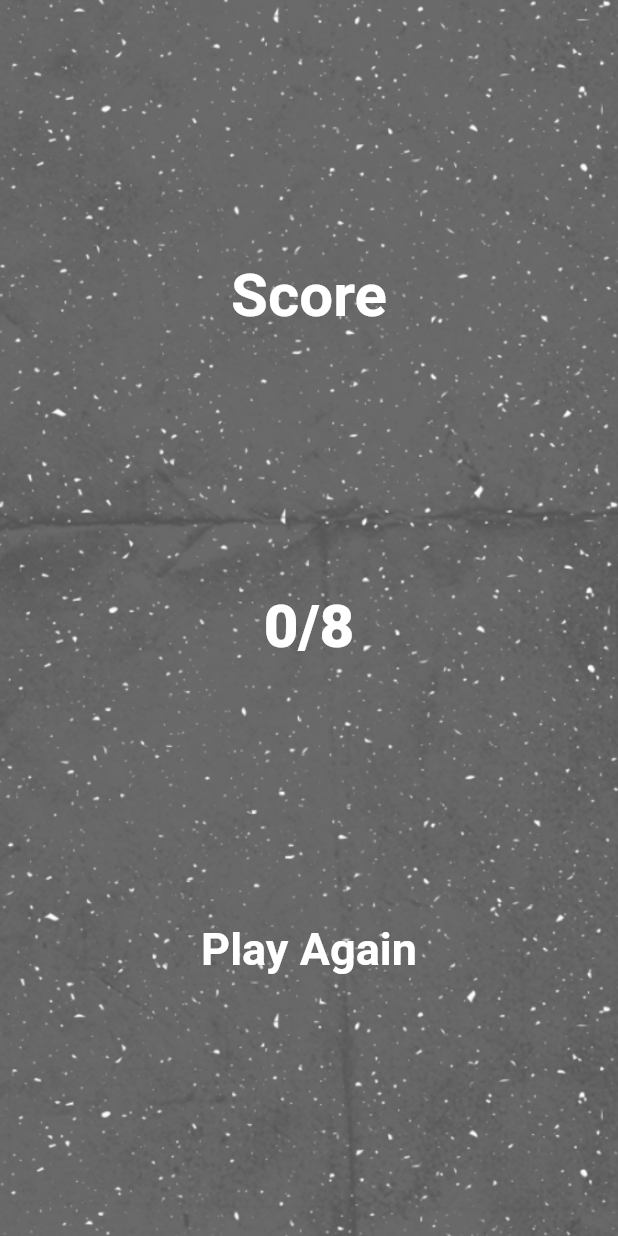
After one commit to dumasrobert13/new_quiz_app, a Flutter app: the ScoreScreen screen opened directly, on a phone screen of 412 x 824 dp. The commit adds this screen. Run offline on Flutter 3.47's test engine with Material 2 defaults, Android fonts, the light colour scheme and no system bars; our stand-ins replace get.

Commit message:
added the score screen

```diff
--- a/lib/controllers/question_controller.dart
+++ b/lib/controllers/question_controller.dart
@@ -4,6 +4,7 @@ import 'package:flutter/animation.dart';
 import 'package:flutter/cupertino.dart';
 import 'package:get/get.dart';
 import 'package:new_quiz_app/models/questions.dart';
+import 'package:new_quiz_app/screens/score/score_screen.dart';
 
 class QuestionController extends GetxController
     with GetSingleTickerProviderStateMixin {
@@ -29,8 +30,8 @@ class QuestionController extends GetxController
   bool _isAnswered = false;
   bool get isAnswered => this._isAnswered;
 
-  late int _correctAns;
-  int get correctAns => this._correctAns;
+  int? _correctAns;
+  int? get correctAns => _correctAns ?? 0;
 
   late int _selectedAns;
   int get selectedAns => this._selectedAns;
@@ -93,9 +94,12 @@ class QuestionController extends GetxController
       _animationController.reset();
       // then start again
       _animationController.forward();
+    } else {
+      Get.to(() => ScoreScreen());
     }
   }
 
+  //this will update the question number
   void updateTheQnNum(int index) {
     _questionNumber.value = index + 1;
   }
--- a/lib/main.dart
+++ b/lib/main.dart
@@ -1,8 +1,7 @@
 // ignore_for_file: prefer_const_constructors
 
 import 'package:flutter/material.dart';
-import 'package:new_quiz_app/screens/quiz/quiz_screen.dart';
-// ignore: unused_import
+import 'package:get/get_navigation/src/root/get_material_app.dart';
 import 'package:new_quiz_app/screens/welcome_screen.dart';
 
 void main() {
@@ -14,11 +13,11 @@ class MyApp extends StatelessWidget {
 
   @override
   Widget build(BuildContext context) {
-    return MaterialApp(
+    return GetMaterialApp(
       title: 'Quiz App',
       debugShowCheckedModeBanner: false,
       theme: ThemeData.dark(),
-      home: QuizScreen(),
+      home: WelcomeScreen(),
     );
   }
 }
--- /dev/null
+++ b/lib/screens/score/score_screen.dart
@@ -0,0 +1,62 @@
+import 'package:flutter/material.dart';
+import 'package:get/get.dart';
+import 'package:new_quiz_app/controllers/question_controller.dart';
+import 'package:new_quiz_app/screens/welcome_screen.dart';
+
+class ScoreScreen extends StatelessWidget {
+  const ScoreScreen({super.key});
+
+  @override
+  Widget build(BuildContext context) {
+    QuestionController _qnController = Get.put(QuestionController());
+    return Scaffold(
+      body: Stack(
+        fit: StackFit.expand,
+        children: [
+          SizedBox(
+            height: MediaQuery.of(context).size.height,
+            width: MediaQuery.of(context).size.width,
+            child: Image.asset(
+              "lib/assets/bg.png",
+              fit: BoxFit.cover,
+            ),
+          ),
+          Column(
+            children: [
+              Spacer(),
+              Text(
+                "Score",
+                style: TextStyle(
+                  fontWeight: FontWeight.bold,
+                  fontSize: 40,
+                ),
+              ),
+              Spacer(),
+              Text(
+                "${_qnController.correctAns}/${_qnController.questions.length}",
+                style: TextStyle(
+                  fontWeight: FontWeight.w800,
+                  fontSize: 40,
+                ),
+              ),
+              Spacer(),
+              GestureDetector(
+                onTap: () => Get.to(() => WelcomeScreen()),
+                child: Container(
+                  child: Text(
+                    "Play Again",
+                    style: TextStyle(
+                      fontWeight: FontWeight.bold,
+                      fontSize: 30,
+                    ),
+                  ),
+                ),
+              ),
+              Spacer(),
+            ],
+          )
+        ],
+      ),
+    );
+  }
+}
--- a/lib/screens/welcome_screen.dart
+++ b/lib/screens/welcome_screen.dart
@@ -1,6 +1,8 @@
 // ignore_for_file: prefer_const_constructors
 
 import 'package:flutter/material.dart';
+import 'package:get/get.dart';
+import 'package:new_quiz_app/screens/quiz/quiz_screen.dart';
 
 class WelcomeScreen extends StatelessWidget {
   const WelcomeScreen({super.key});
@@ -48,7 +50,7 @@ class WelcomeScreen extends StatelessWidget {
                 ),
                 Spacer(),
                 InkWell(
-                  onTap: () {},
+                  onTap: () => Get.to(() => QuizScreen()),
                   child: Container(
                     width: double.infinity,
                     alignment: Alignment.center,
```
